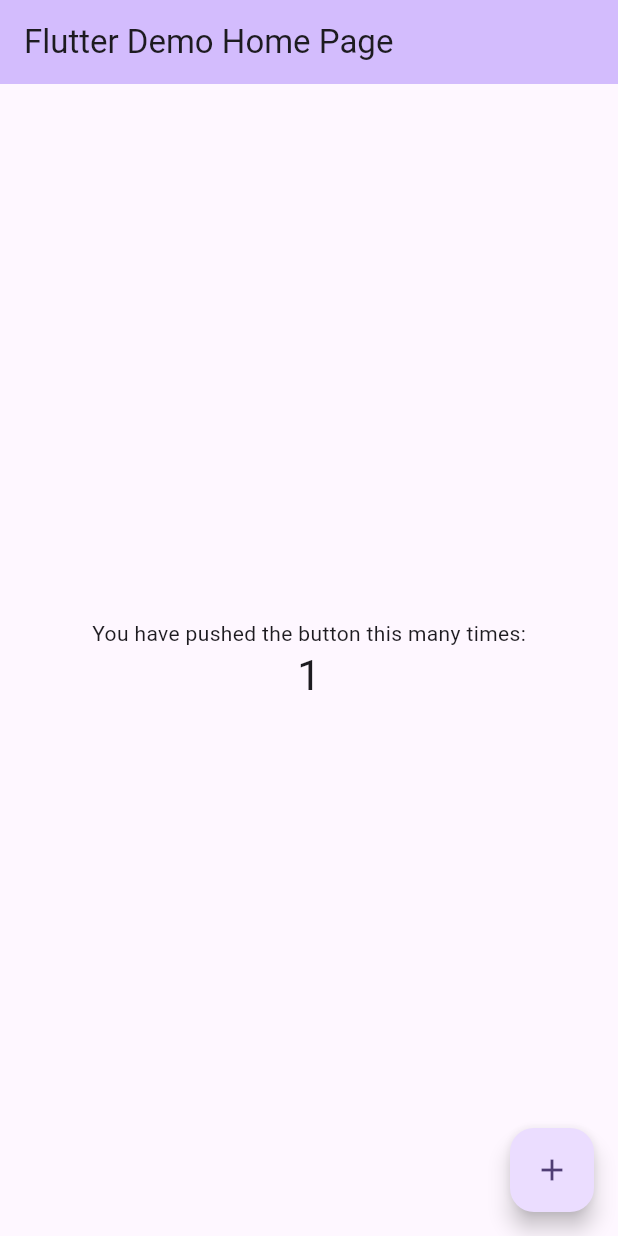
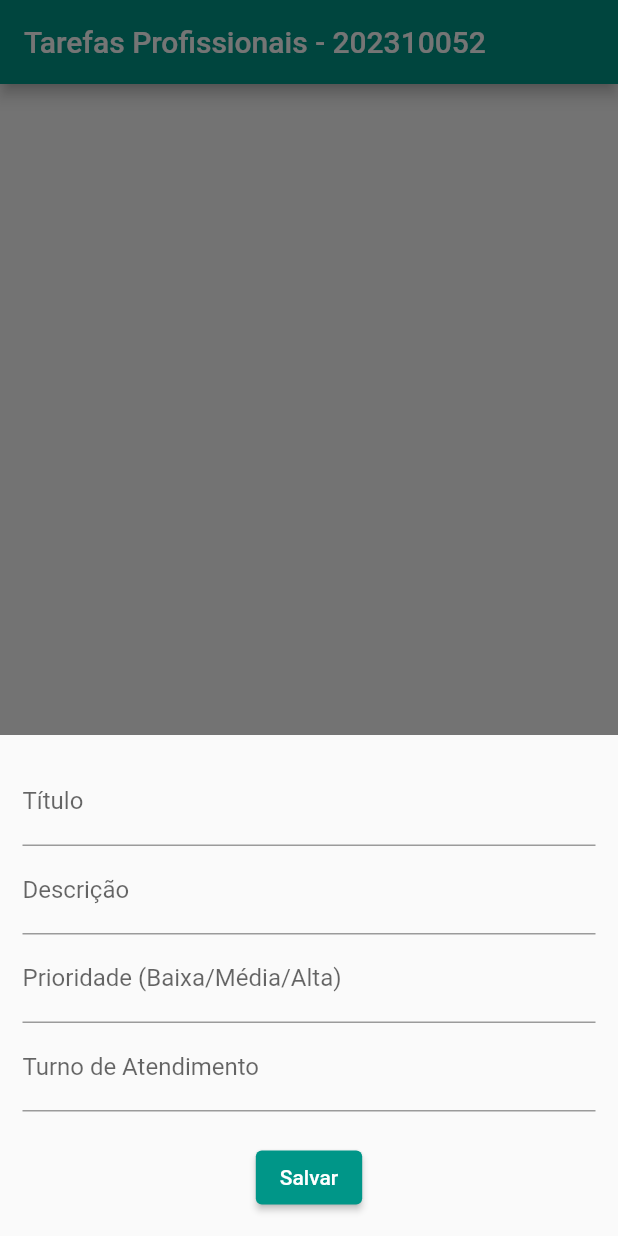
Before and after one commit to gabrielramin98-byte/prova_flutter_202310052, a Flutter app: the screen it shows after launch, after a tap on the "add" icon, on a phone screen of 412 x 824 dp. Run offline on Flutter 3.47's test engine with Material 3 defaults, Android fonts, the phone set to English and light mode, and no system bars; our stand-ins replace sqflite; accounts and stored records are empty.

Commit message:
implementação do CRUD

```diff
--- a/lib/helpers/database_helper.dart
+++ b/lib/helpers/database_helper.dart
@@ -38,4 +38,29 @@ class DatabaseHelper {
       },
     );
   }
+
+  // Create
+  Future<int> insertTarefa(Map<String, dynamic> row) async {
+    Database db = await database;
+    return await db.insert('tarefas', row);
+  }
+
+  // Read
+  Future<List<Map<String, dynamic>>> queryAllTarefas() async {
+    Database db = await database;
+    return await db.query('tarefas');
+  }
+
+  // Update
+  Future<int> updateTarefa(Map<String, dynamic> row) async {
+    Database db = await database;
+    int id = row['id'];
+    return await db.update('tarefas', row, where: 'id = ?', whereArgs: [id]);
+  }
+
+  // Delete
+  Future<int> deleteTarefa(int id) async {
+    Database db = await database;
+    return await db.delete('tarefas', where: 'id = ?', whereArgs: [id]);
+  }
 }
--- a/lib/main.dart
+++ b/lib/main.dart
@@ -1,4 +1,6 @@
 import 'package:flutter/material.dart';
+import 'helpers/database_helper.dart';
+import 'models/tarefa.dart';
 
 void main() {
   runApp(const MyApp());
@@ -7,116 +9,194 @@ void main() {
 class MyApp extends StatelessWidget {
   const MyApp({super.key});
 
-  // This widget is the root of your application.
   @override
   Widget build(BuildContext context) {
     return MaterialApp(
-      title: 'Flutter Demo',
+      title: 'Prova Flutter 202310052',
+      debugShowCheckedModeBanner: false,
       theme: ThemeData(
-        // This is the theme of your application.
-        //
-        // TRY THIS: Try running your application with "flutter run". You'll see
-        // the application has a purple toolbar. Then, without quitting the app,
-        // try changing the seedColor in the colorScheme below to Colors.green
-        // and then invoke "hot reload" (save your changes or press the "hot
-        // reload" button in a Flutter-supported IDE, or press "r" if you used
-        // the command line to start the app).
-        //
-        // Notice that the counter didn't reset back to zero; the application
-        // state is not lost during the reload. To reset the state, use hot
-        // restart instead.
-        //
-        // This works for code too, not just values: Most code changes can be
-        // tested with just a hot reload.
-        colorScheme: ColorScheme.fromSeed(seedColor: Colors.deepPurple),
+        // REQUISITO: Cores personalizadas Teal e GreenAccent
+        primarySwatch: Colors.teal,
+        colorScheme: ColorScheme.fromSwatch(
+          primarySwatch: Colors.teal,
+        ).copyWith(secondary: Colors.greenAccent),
+        useMaterial3:
+            false, // Usando Material 2 para garantir cores exatas do tema
       ),
-      home: const MyHomePage(title: 'Flutter Demo Home Page'),
+      home: const HomePage(),
     );
   }
 }
 
-class MyHomePage extends StatefulWidget {
-  const MyHomePage({super.key, required this.title});
-
-  // This widget is the home page of your application. It is stateful, meaning
-  // that it has a State object (defined below) that contains fields that affect
-  // how it looks.
-
-  // This class is the configuration for the state. It holds the values (in this
-  // case the title) provided by the parent (in this case the App widget) and
-  // used by the build method of the State. Fields in a Widget subclass are
-  // always marked "final".
-
-  final String title;
+class HomePage extends StatefulWidget {
+  const HomePage({super.key});
 
   @override
-  State<MyHomePage> createState() => _MyHomePageState();
+  State<HomePage> createState() => _HomePageState();
 }
 
-class _MyHomePageState extends State<MyHomePage> {
-  int _counter = 0;
+class _HomePageState extends State<HomePage> {
+  final dbHelper = DatabaseHelper();
+  List<Tarefa> tarefas = [];
 
-  void _incrementCounter() {
+  final _formKey = GlobalKey<FormState>();
+  final _tituloController = TextEditingController();
+  final _descController = TextEditingController();
+  final _prioridadeController = TextEditingController();
+  final _turnoController = TextEditingController(); // Seu campo extra
+
+  @override
+  void initState() {
+    super.initState();
+    _atualizarLista();
+  }
+
+  void _atualizarLista() async {
+    final data = await dbHelper.queryAllTarefas();
     setState(() {
-      // This call to setState tells the Flutter framework that something has
-      // changed in this State, which causes it to rerun the build method below
-      // so that the display can reflect the updated values. If we changed
-      // _counter without calling setState(), then the build method would not be
-      // called again, and so nothing would appear to happen.
-      _counter++;
+      tarefas = data.map((item) => Tarefa.fromMap(item)).toList();
     });
+  }
+
+  void _mostrarFormulario({Tarefa? tarefa}) {
+    if (tarefa != null) {
+      _tituloController.text = tarefa.titulo;
+      _descController.text = tarefa.descricao;
+      _prioridadeController.text = tarefa.prioridade;
+      _turnoController.text = tarefa.turnoAtendimento;
+    } else {
+      _tituloController.clear();
+      _descController.clear();
+      _prioridadeController.clear();
+      _turnoController.clear();
+    }
+
+    showModalBottomSheet(
+      context: context,
+      isScrollControlled: true,
+      builder: (_) => Padding(
+        padding: EdgeInsets.only(
+          top: 15,
+          left: 15,
+          right: 15,
+          bottom: MediaQuery.of(context).viewInsets.bottom + 15,
+        ),
+        child: Form(
+          key: _formKey,
+          child: Column(
+            mainAxisSize: MainAxisSize.min,
+            children: [
+              TextFormField(
+                controller: _tituloController,
+                decoration: const InputDecoration(labelText: 'Título'),
+                validator: (v) => v!.isEmpty ? 'Campo obrigatório' : null,
+              ),
+              TextFormField(
+                controller: _descController,
+                decoration: const InputDecoration(labelText: 'Descrição'),
+              ),
+              TextFormField(
+                controller: _prioridadeController,
+                decoration: const InputDecoration(
+                  labelText: 'Prioridade (Baixa/Média/Alta)',
+                ),
+              ),
+              // REQUISITO: Campo Extra na UI
+              TextFormField(
+                controller: _turnoController,
+                decoration: const InputDecoration(
+                  labelText: 'Turno de Atendimento',
+                ),
+                validator: (v) => v!.isEmpty ? 'Informe o turno' : null,
+              ),
+              const SizedBox(height: 20),
+              ElevatedButton(
+                onPressed: () async {
+                  if (_formKey.currentState!.validate()) {
+                    final novaTarefa = Tarefa(
+                      id: tarefa?.id,
+                      titulo: _tituloController.text,
+                      descricao: _descController.text,
+                      prioridade: _prioridadeController.text,
+                      criadoEm: DateTime.now().toString(),
+                      turnoAtendimento: _turnoController.text,
+                    );
+
+                    if (tarefa == null) {
+                      await dbHelper.insertTarefa(novaTarefa.toMap());
+                    } else {
+                      await dbHelper.updateTarefa(novaTarefa.toMap());
+                    }
+                    _tituloController.clear();
+                    _descController.clear();
+                    _prioridadeController.clear();
+                    _turnoController.clear();
+                    Navigator.of(context).pop();
+                    _atualizarLista();
+                  }
+                },
+                child: Text(tarefa == null ? 'Salvar' : 'Atualizar'),
+              ),
+            ],
+          ),
+        ),
+      ),
+    );
+  }
+
+  void _deletarTarefa(int id) async {
+    await dbHelper.deleteTarefa(id);
+    _atualizarLista();
   }
 
   @override
   Widget build(BuildContext context) {
-    // This method is rerun every time setState is called, for instance as done
-    // by the _incrementCounter method above.
-    //
-    // The Flutter framework has been optimized to make rerunning build methods
-    // fast, so that you can just rebuild anything that needs updating rather
-    // than having to individually change instances of widgets.
     return Scaffold(
-      appBar: AppBar(
-        // TRY THIS: Try changing the color here to a specific color (to
-        // Colors.amber, perhaps?) and trigger a hot reload to see the AppBar
-        // change color while the other colors stay the same.
-        backgroundColor: Theme.of(context).colorScheme.inversePrimary,
-        // Here we take the value from the MyHomePage object that was created by
-        // the App.build method, and use it to set our appbar title.
-        title: Text(widget.title),
-      ),
-      body: Center(
-        // Center is a layout widget. It takes a single child and positions it
-        // in the middle of the parent.
-        child: Column(
-          // Column is also a layout widget. It takes a list of children and
-          // arranges them vertically. By default, it sizes itself to fit its
-          // children horizontally, and tries to be as tall as its parent.
-          //
-          // Column has various properties to control how it sizes itself and
-          // how it positions its children. Here we use mainAxisAlignment to
-          // center the children vertically; the main axis here is the vertical
-          // axis because Columns are vertical (the cross axis would be
-          // horizontal).
-          //
-          // TRY THIS: Invoke "debug painting" (choose the "Toggle Debug Paint"
-          // action in the IDE, or press "p" in the console), to see the
-          // wireframe for each widget.
-          mainAxisAlignment: MainAxisAlignment.center,
-          children: <Widget>[
-            const Text('You have pushed the button this many times:'),
-            Text(
-              '$_counter',
-              style: Theme.of(context).textTheme.headlineMedium,
+      appBar: AppBar(title: const Text('Tarefas Profissionais - 202310052')),
+      body: ListView.builder(
+        itemCount: tarefas.length,
+        itemBuilder: (context, index) {
+          final item = tarefas[index];
+          return Card(
+            elevation: 3,
+            margin: const EdgeInsets.all(8),
+            child: ListTile(
+              title: Text(
+                item.titulo,
+                style: const TextStyle(fontWeight: FontWeight.bold),
+              ),
+              subtitle: Column(
+                crossAxisAlignment: CrossAxisAlignment.start,
+                children: [
+                  Text(item.descricao),
+                  Text(
+                    'Turno: ${item.turnoAtendimento}',
+                    style: TextStyle(color: Colors.teal[800]),
+                  ),
+                ],
+              ),
+              trailing: Row(
+                mainAxisSize: MainAxisSize.min,
+                children: [
+                  IconButton(
+                    icon: const Icon(Icons.edit, color: Colors.orange),
+                    onPressed: () => _mostrarFormulario(tarefa: item),
+                  ),
+                  IconButton(
+                    icon: const Icon(Icons.delete, color: Colors.red),
+                    onPressed: () => _deletarTarefa(item.id!),
+                  ),
+                ],
+              ),
             ),
-          ],
-        ),
+          );
+        },
       ),
       floatingActionButton: FloatingActionButton(
-        onPressed: _incrementCounter,
-        tooltip: 'Increment',
-        child: const Icon(Icons.add),
-      ), // This trailing comma makes auto-formatting nicer for build methods.
+        backgroundColor: Colors.greenAccent, // Cor Secundária
+        child: const Icon(Icons.add, color: Colors.black),
+        onPressed: () => _mostrarFormulario(),
+      ),
     );
   }
 }
--- /dev/null
+++ b/lib/models/tarefa.dart
@@ -0,0 +1,39 @@
+class Tarefa {
+  int? id;
+  String titulo;
+  String descricao;
+  String prioridade;
+  String criadoEm;
+  String turnoAtendimento;
+
+  Tarefa({
+    this.id,
+    required this.titulo,
+    required this.descricao,
+    required this.prioridade,
+    required this.criadoEm,
+    required this.turnoAtendimento,
+  });
+
+  Map<String, dynamic> toMap() {
+    return {
+      'id': id,
+      'titulo': titulo,
+      'descricao': descricao,
+      'prioridade': prioridade,
+      'criadoEm': criadoEm,
+      'turnoAtendimento': turnoAtendimento,
+    };
+  }
+
+  factory Tarefa.fromMap(Map<String, dynamic> map) {
+    return Tarefa(
+      id: map['id'],
+      titulo: map['titulo'],
+      descricao: map['descricao'],
+      prioridade: map['prioridade'],
+      criadoEm: map['criadoEm'],
+      turnoAtendimento: map['turnoAtendimento'],
+    );
+  }
+}
```
